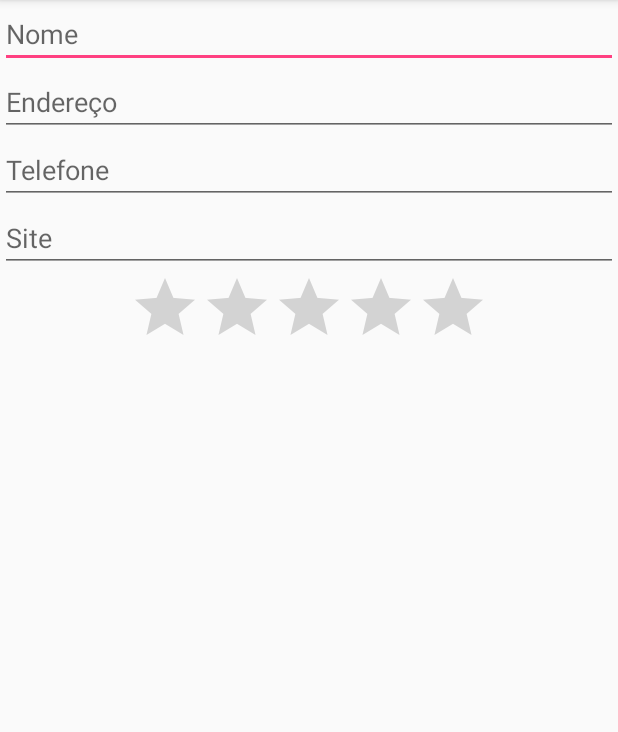
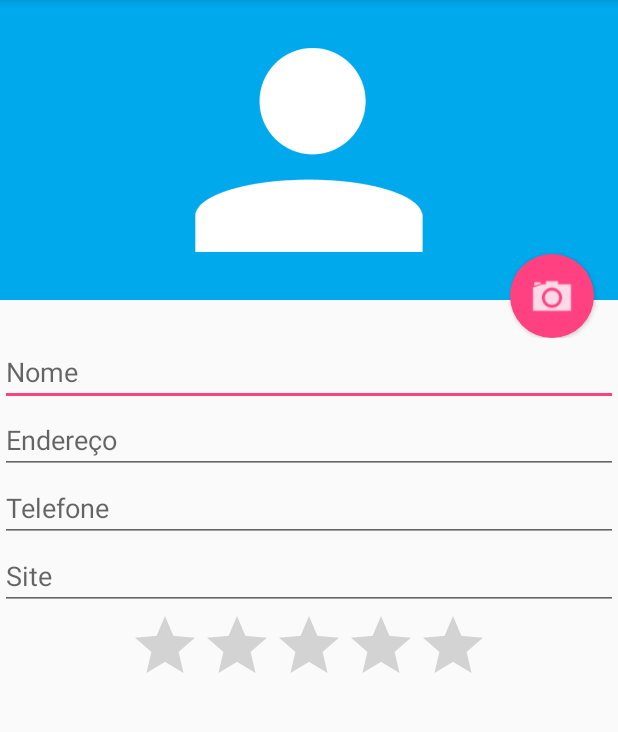
Before and after one commit to iuji/AgendaApp, an Android app: the FormularioActivity screen opened directly, with no data from a screen before it, on a phone screen of 412 x 824 dp, the part 84-816 px from its top. Run offline under Robolectric (Android 15) with nearby library versions, the phone set to English and light mode, and no system bars.

Commit message:
inicio do curso 2 com camera

```diff
--- a/app/src/main/java/br/com/tsmo/agenda/FormularioHelper.java
+++ b/app/src/main/java/br/com/tsmo/agenda/FormularioHelper.java
@@ -38,7 +38,7 @@ public class FormularioHelper {
 
     public void preencheFormulario(Aluno aluno) {
         campoNome.setText(aluno.getNome());
-        campoEndereco.setText(aluno.getTelefone());
+        campoEndereco.setText(aluno.getEndereco());
         campoTelefone.setText(aluno.getTelefone());
         campoSite.setText(aluno.getSite());
         campoNota.setProgress(aluno.getNota().intValue());
--- /dev/null
+++ b/app/src/main/res/drawable/fundo_camera.xml
@@ -0,0 +1,14 @@
+<?xml version="1.0" encoding="utf-8"?>
+<layer-list xmlns:android="http://schemas.android.com/apk/res/android">
+    <item>
+        <shape
+            android:shape="oval">
+            <solid android:color="@color/colorAccent"/>
+            <padding android:top="10dp"
+                android:bottom="10dp"
+                android:left="10dp"
+                android:right="10dp" />
+        </shape>
+    </item>
+    <item android:drawable="@drawable/ic_camera"></item>
+</layer-list>
--- a/app/src/main/res/layout/activity_formulario.xml
+++ b/app/src/main/res/layout/activity_formulario.xml
@@ -1,8 +1,7 @@
 <?xml version="1.0" encoding="utf-8"?>
-<ScrollView
+<ScrollView xmlns:android="http://schemas.android.com/apk/res/android"
     android:layout_width="match_parent"
-    android:layout_height="match_parent"
-    xmlns:android="http://schemas.android.com/apk/res/android">
+    android:layout_height="match_parent">
 
     <LinearLayout
         android:id="@+id/activity_formulario"
@@ -10,33 +9,59 @@
         android:layout_height="match_parent"
         android:orientation="vertical">
 
+        <RelativeLayout
+            android:layout_width="match_parent"
+            android:layout_height="225dp">
+
+            <ImageView
+                android:id="@+id/formulario_foto"
+                android:layout_width="match_parent"
+                android:layout_height="200dp"
+                android:background="#00A8EC"
+                android:src="@drawable/person" />
+
+            <Button
+                android:id="@+id/formulario_botao_foto"
+                android:layout_width="56dp"
+                android:layout_height="56dp"
+                android:background="@drawable/fundo_camera"
+                android:layout_alignParentBottom="true"
+                android:layout_alignParentRight="true"
+                android:layout_marginRight="16dp" />
+        </RelativeLayout>
+
+
         <EditText
             android:id="@+id/formulario_nome"
             android:layout_width="match_parent"
             android:layout_height="wrap_content"
-            android:hint="Nome"/>
+            android:hint="Nome" />
+
         <EditText
             android:id="@+id/formulario_endereco"
             android:layout_width="match_parent"
             android:layout_height="wrap_content"
-            android:hint="Endereço"/>
+            android:hint="Endereço" />
+
         <EditText
             android:id="@+id/formulario_telefone"
             android:layout_width="match_parent"
             android:layout_height="wrap_content"
-            android:hint="Telefone"/>
+            android:hint="Telefone" />
+
         <EditText
             android:id="@+id/formulario_site"
             android:layout_width="match_parent"
             android:layout_height="wrap_content"
-            android:hint="Site"/>
+            android:hint="Site" />
+
         <RatingBar
             android:id="@+id/formulario_nota"
             android:layout_width="wrap_content"
             android:layout_height="wrap_content"
-            android:numStars="5"
+            android:layout_gravity="center"
             android:max="10"
-            android:layout_gravity="center"/>
+            android:numStars="5" />
 
     </LinearLayout>
 </ScrollView>
--- a/app/src/main/res/values/styles.xml
+++ b/app/src/main/res/values/styles.xml
@@ -1,7 +1,7 @@
 <resources>
 
     <!-- Base application theme. -->
-    <style name="AppTheme" parent="Theme.AppCompat.Light.DarkActionBar">
+    <style name="AppTheme" parent="Base.Theme.AppCompat.Light.DarkActionBar">
         <!-- Customize your theme here. -->
         <item name="colorPrimary">@color/colorPrimary</item>
         <item name="colorPrimaryDark">@color/colorPrimaryDark</item>
--- /dev/null
+++ b/app/src/main/res/xml/provider_paths.xml
@@ -0,0 +1,4 @@
+<?xml version="1.0" encoding="utf-8"?>
+<paths xmlns:android="http://schemas.android.com/apk/res/android">
+    <external-path name="external_files" path="." />
+</paths>
--- a/build.gradle
+++ b/build.gradle
@@ -5,7 +5,7 @@ buildscript {
         jcenter()
     }
     dependencies {
-        classpath 'com.android.tools.build:gradle:2.2.2'
+        classpath 'com.android.tools.build:gradle:3.0.1'
 
         // NOTE: Do not place your application dependencies here; they belong
         // in the individual module build.gradle files
```
Also changed, not shown: app/src/main/AndroidManifest.xml (+10 -1 lines), app/src/main/java/br/com/tsmo/agenda/FormularioActivity.java (+38 -2 lines), app/src/main/java/br/com/tsmo/agenda/ListaAlunosActivity.java (+50 -7 lines), app/src/main/java/br/com/tsmo/agenda/dao/AlunoDAO.java (+15 -6 lines), app/src/main/java/br/com/tsmo/agenda/modelo/Aluno.java (+9 -0 lines), gradle/wrapper/gradle-wrapper.properties.
